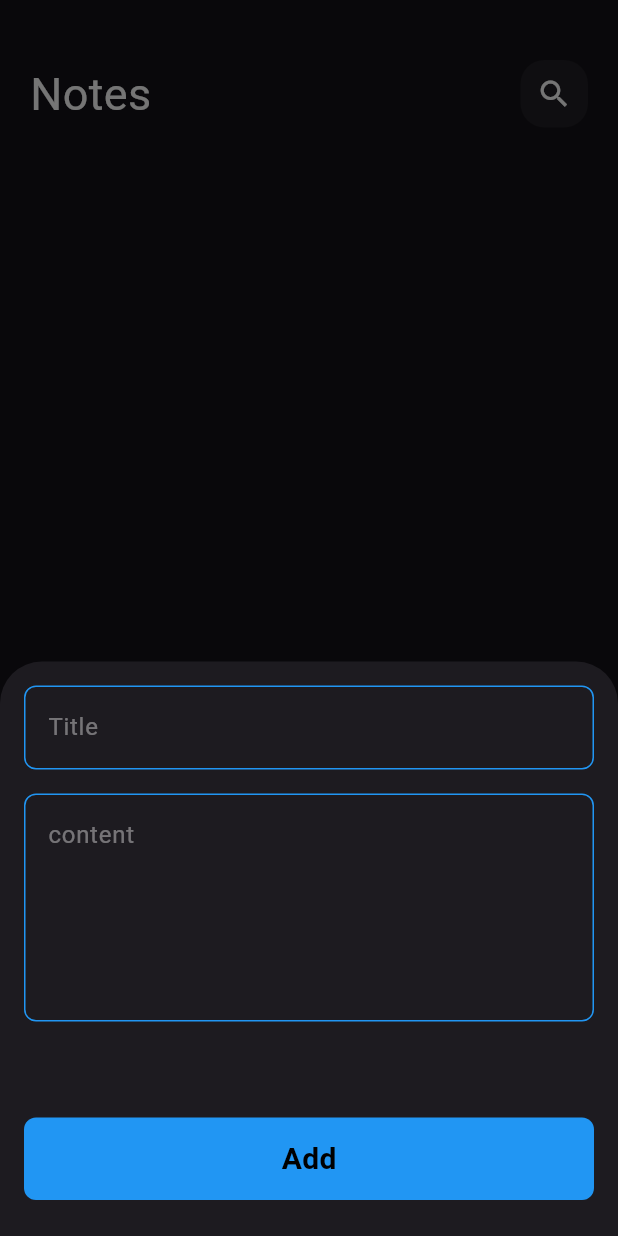
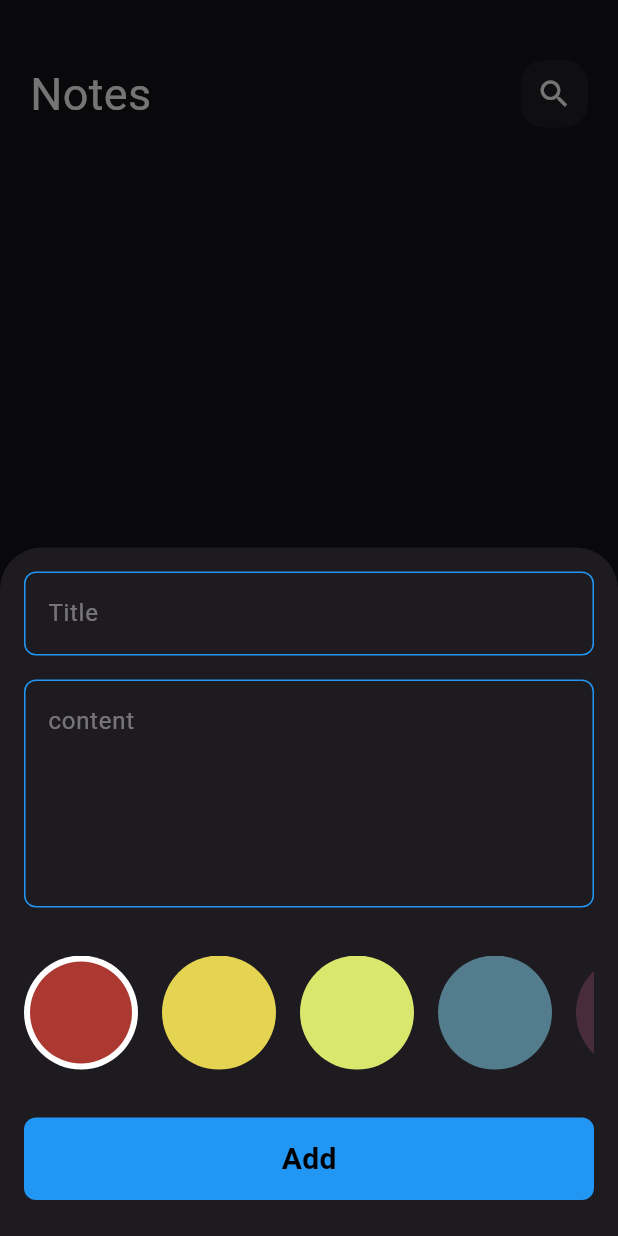
Before and after one commit to MohamedAnis12/notes_app, a Flutter app: the screen it shows after launch, after a tap on the "delete" icon, after a tap on the "add" icon, on a phone screen of 412 x 824 dp. Run offline on Flutter 3.47's test engine with Material 3 defaults, Android fonts, the phone set to English and light mode, and no system bars; our stand-ins replace bloc, flutter_bloc, hive, hive_flutter; accounts and stored records are empty.

Commit message:
feat: enhance note editing with color selection and state management

```diff
--- a/lib/cubits/add_note_cubit/add_note_cubit_cubit.dart
+++ b/lib/cubits/add_note_cubit/add_note_cubit_cubit.dart
@@ -1,3 +1,5 @@
+import 'dart:ui';
+
 import 'package:bloc/bloc.dart';
 import 'package:hive_flutter/adapters.dart';
 import 'package:meta/meta.dart';
@@ -8,7 +10,9 @@ part 'add_note_cubit_state.dart';
 
 class AddNoteCubit extends Cubit<AddNoteCubitState> {
   AddNoteCubit() : super(AddNoteCubitInitial());
+   Color color=    Color(0xffac3931);
   addNote(NoteModel note) async {
+    note.color=color.value;
     emit(AddNoteLoading());
     try {
       var noteBox = Hive.box<NoteModel>(kNotesBox);
--- a/lib/main.dart
+++ b/lib/main.dart
@@ -13,7 +13,7 @@ void main() async {
   await Hive.initFlutter();
   Hive.registerAdapter(NoteModelAdapter());
 
-  // // حذف البيانات لو في debug mode
+  // حذف البيانات لو في debug mode
   // if (kDebugMode) {
   //   await Hive.deleteBoxFromDisk(kNotesBox);
   // }
--- a/lib/models/note_model.dart
+++ b/lib/models/note_model.dart
@@ -3,13 +3,13 @@ part 'note_model.g.dart';
 @HiveType(typeId: 0)
 class NoteModel extends HiveObject {
   @HiveField(0)
-  final String title;
+   String title;
   @HiveField(1)
-  final String supTitle;
+   String supTitle;
   @HiveField(2)
   final String date;
   @HiveField(3)
-  final int color;
+   int color;
 
   NoteModel(
    {required this.date,
--- a/lib/views/Notes_View.dart
+++ b/lib/views/Notes_View.dart
@@ -1,6 +1,4 @@
 import 'package:flutter/material.dart';
-import 'package:flutter_bloc/flutter_bloc.dart';
-import 'package:todoapp/cubits/notes_cubit/notes_cubit.dart';
 import 'package:todoapp/widgets/Notes_body.dart';
 import 'package:todoapp/widgets/Add_Note_Bottom_Sheet.dart';
 
--- /dev/null
+++ b/lib/widgets/Color_listView.dart
@@ -0,0 +1,71 @@
+import 'package:flutter/material.dart';
+import 'package:flutter_bloc/flutter_bloc.dart';
+import 'package:todoapp/cubits/add_note_cubit/add_note_cubit_cubit.dart';
+
+class CustomColorItem extends StatelessWidget {
+  const CustomColorItem({
+    super.key,
+    required this.isActive,
+    required this.color,
+  });
+  final bool isActive;
+  final Color color;
+  @override
+  Widget build(BuildContext context) {
+    return isActive
+        ? Padding(
+            padding: const EdgeInsets.only(right: 16),
+            child: CircleAvatar(
+              radius: 38,
+              backgroundColor: Colors.white,
+
+              child: CircleAvatar(radius: 34, backgroundColor: color),
+            ),
+          )
+        : Padding(
+            padding: const EdgeInsets.only(right: 16),
+            child: CircleAvatar(radius: 38, backgroundColor: color),
+          );
+  }
+}
+
+class ColorsListView extends StatefulWidget {
+  const ColorsListView({super.key});
+
+  @override
+  State<ColorsListView> createState() => _ColorsListViewState();
+}
+
+class _ColorsListViewState extends State<ColorsListView> {
+  List<Color> color = [
+    Color(0xffac3931),
+    Color(0xffe5d352),
+    Color(0xffd9e76c),
+    Color(0xff537d8d),
+    Color(0xff482c3d),
+  ];
+  int colorIndex = 0;
+  @override
+  Widget build(BuildContext context) {
+    return SizedBox(
+      height: 38 * 2,
+      child: ListView.builder(
+        itemCount: 5,
+        scrollDirection: Axis.horizontal,
+        itemBuilder: (context, index) {
+          return GestureDetector(
+            onTap: () {
+              colorIndex = index;
+              BlocProvider.of<AddNoteCubit>(context).color=color[index];
+              setState(() {});
+            },
+            child: CustomColorItem(
+              color: color[index],
+              isActive: colorIndex == index,
+            ),
+          );
+        },
+      ),
+    );
+  }
+}
--- a/lib/widgets/CustomForm.dart
+++ b/lib/widgets/CustomForm.dart
@@ -3,6 +3,7 @@ import 'package:flutter_bloc/flutter_bloc.dart';
 import 'package:intl/intl.dart';
 import 'package:todoapp/cubits/add_note_cubit/add_note_cubit_cubit.dart';
 import 'package:todoapp/models/note_model.dart';
+import 'package:todoapp/widgets/Color_listView.dart';
 import 'package:todoapp/widgets/CustomButtom.dart';
 import 'package:todoapp/widgets/Custom_TextField.dart';
 
@@ -39,18 +40,23 @@ class _CustomFormState extends State<CustomForm> {
               supTitle = value;
             },
           ),
-          SizedBox(height: 64),
+          SizedBox(height: 32),
+
+          ColorsListView(),
+          SizedBox(height: 32),
           BlocBuilder<AddNoteCubit, AddNoteCubitState>(
             builder: (context, state) {
               return BlocBuilder<AddNoteCubit, AddNoteCubitState>(
                 builder: (context, state) {
                   return CustomButtom(
-                    isLoading: state is AddNoteLoading? true:false,
+                    isLoading: state is AddNoteLoading ? true : false,
                     onTap: () {
                       if (formKey.currentState!.validate()) {
                         formKey.currentState!.save();
                         var note = NoteModel(
-                          date:DateFormat('MMM d, yyyy – hh:mm a').format(DateTime.now()),
+                          date: DateFormat(
+                            'MMM d, yyyy – hh:mm a',
+                          ).format(DateTime.now()),
                           title: title!,
                           supTitle: supTitle!,
                           color: Colors.blue.value,
--- a/lib/widgets/Custom_TextField.dart
+++ b/lib/widgets/Custom_TextField.dart
@@ -1,14 +1,16 @@
 import 'package:flutter/material.dart';
 
 class CustomTextfield extends StatelessWidget {
-  const CustomTextfield({super.key, required this.hint, this.maxLines = 1, this.onSaved});
+  const CustomTextfield({super.key, required this.hint, this.maxLines = 1, this.onSaved, this.onChanged});
   final String hint;
   final int maxLines;
+  final void Function(String)? onChanged;
 final void Function(String?)? onSaved;
   @override
   Widget build(BuildContext context) {
     return TextFormField(
       onSaved: onSaved,
+      onChanged: onChanged,
       maxLines: maxLines,
       validator: (value) {
         if(value?.isEmpty??true)
--- a/lib/widgets/Custom_note_app_bar.dart
+++ b/lib/widgets/Custom_note_app_bar.dart
@@ -2,9 +2,10 @@ import 'package:flutter/material.dart';
 import 'package:todoapp/widgets/Custom_sersh_icon.dart';
 
 class CustomNoteAppBar extends StatelessWidget {
-  const CustomNoteAppBar({super.key, required this.icon, required this.title});
+  const CustomNoteAppBar({super.key, required this.icon, required this.title,this.onTap});
 final IconData icon;
 final String title;
+final void Function()? onTap;
   @override
   Widget build(BuildContext context) {
     return Container(
@@ -13,7 +14,10 @@ final String title;
         children: [
           Text(title, style: TextStyle(color: Colors.white, fontSize: 30)),
           Spacer(),
-          CustomSershIcon(icon: icon,),
+          CustomSershIcon(
+            onTap: onTap,
+
+            icon: icon,),
         ],
       ),
     );
--- a/lib/widgets/Custom_sersh_icon.dart
+++ b/lib/widgets/Custom_sersh_icon.dart
@@ -1,14 +1,13 @@
 import 'package:flutter/material.dart';
 
 class CustomSershIcon extends StatelessWidget {
-  const CustomSershIcon({super.key, required this.icon});
+  const CustomSershIcon({super.key, required this.icon, this.onTap});
   final IconData icon;
+  final void Function()? onTap;
   @override
   Widget build(BuildContext context) {
     return GestureDetector(
-      onTap: () {
-        print("hhhhhhhhhhhhhhhhhhhhhhhhhhhhhhhhhhhhhh");
-      },
+      onTap:onTap,
       child: Container(
         height: 45,
         width: 45,
--- a/lib/widgets/Custome_Note_Item.dart
+++ b/lib/widgets/Custome_Note_Item.dart
@@ -15,7 +15,7 @@ class CustomeNoteItem extends StatelessWidget {
           context,
           MaterialPageRoute(
             builder: (context) {
-              return EditeNoteView();
+              return EditeNoteView(note: note,);
             },
           ),
         );
```
Also changed, not shown: lib/views/Edite_Note_View.dart (+4 -3 lines), lib/widgets/EditeNoteBody.dart (+39 -9 lines).
